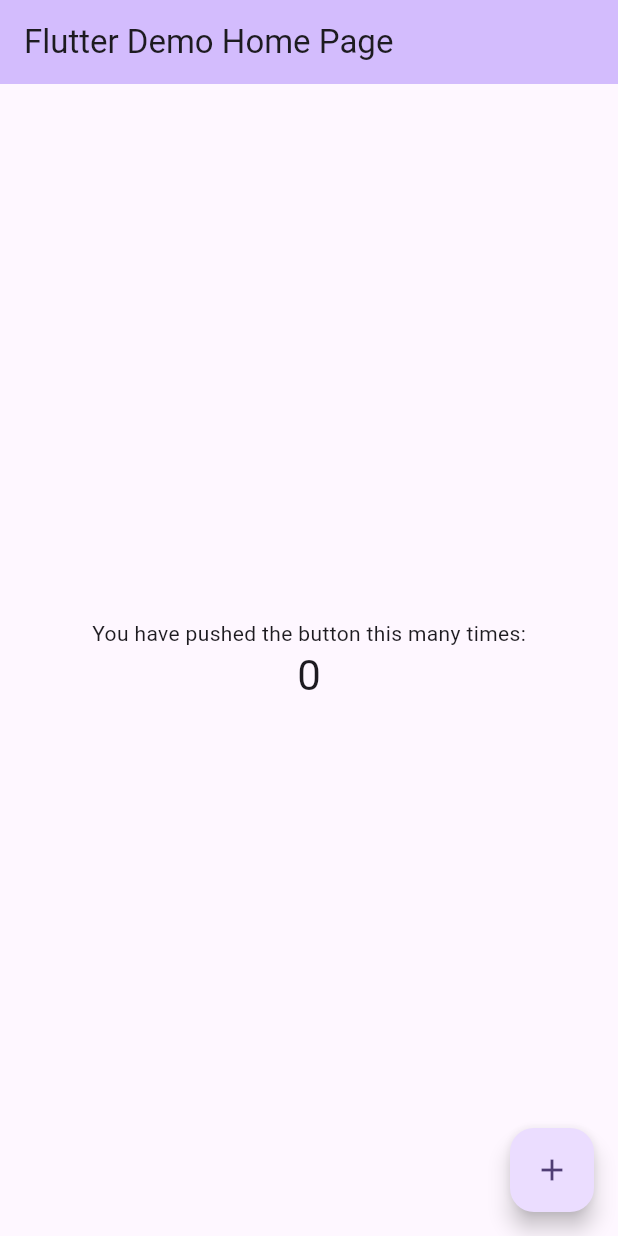
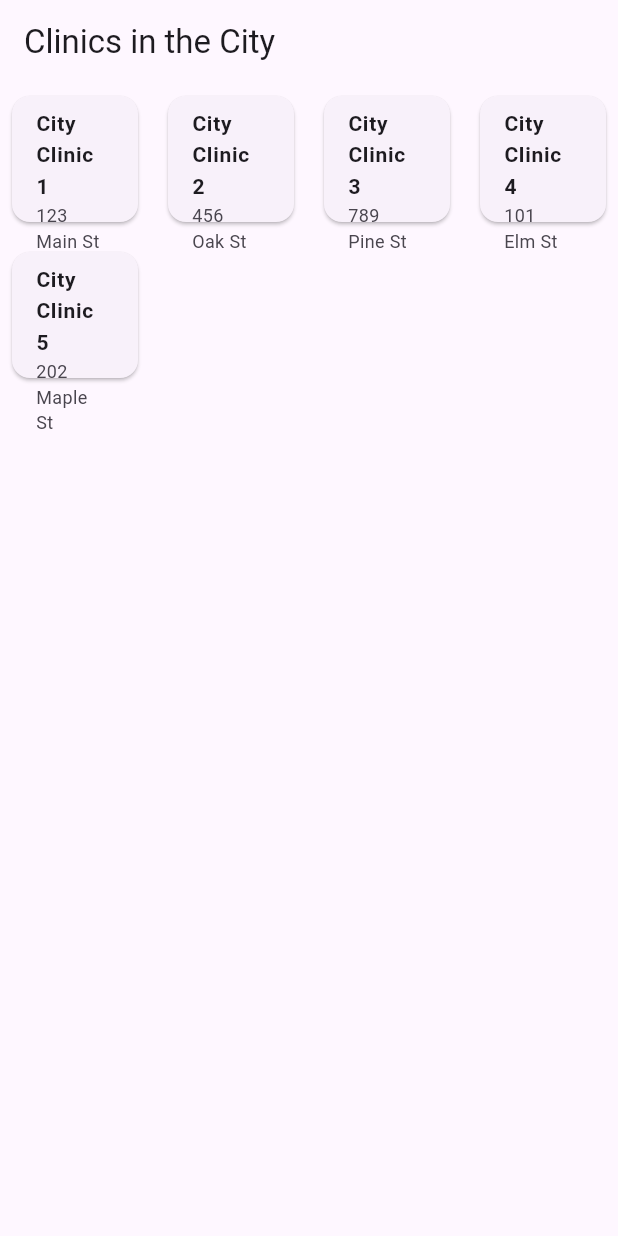
Before and after one commit to rozhiar-tech/healthy_desktop, a Flutter app: the screen it shows after launch, on a phone screen of 412 x 824 dp. Run offline on Flutter 3.47's test engine with Material 3 defaults, Android fonts, the phone set to English and light mode, and no system bars.

Commit message:
added home and clinics

```diff
--- a/lib/main.dart
+++ b/lib/main.dart
@@ -1,4 +1,5 @@
 import 'package:flutter/material.dart';
+import 'package:healthy_desktop/screens/home.dart';
 
 void main() {
   runApp(const MyApp());
@@ -11,115 +12,13 @@ class MyApp extends StatelessWidget {
   @override
   Widget build(BuildContext context) {
     return MaterialApp(
+      debugShowCheckedModeBanner: false,
       title: 'Flutter Demo',
       theme: ThemeData(
-        // This is the theme of your application.
-        //
-        // TRY THIS: Try running your application with "flutter run". You'll see
-        // the application has a blue toolbar. Then, without quitting the app,
-        // try changing the seedColor in the colorScheme below to Colors.green
-        // and then invoke "hot reload" (save your changes or press the "hot
-        // reload" button in a Flutter-supported IDE, or press "r" if you used
-        // the command line to start the app).
-        //
-        // Notice that the counter didn't reset back to zero; the application
-        // state is not lost during the reload. To reset the state, use hot
-        // restart instead.
-        //
-        // This works for code too, not just values: Most code changes can be
-        // tested with just a hot reload.
         colorScheme: ColorScheme.fromSeed(seedColor: Colors.deepPurple),
         useMaterial3: true,
       ),
-      home: const MyHomePage(title: 'Flutter Demo Home Page'),
+      home: const MyHomePage(),
     );
   }
 }
-
-class MyHomePage extends StatefulWidget {
-  const MyHomePage({super.key, required this.title});
-
-  // This widget is the home page of your application. It is stateful, meaning
-  // that it has a State object (defined below) that contains fields that affect
-  // how it looks.
-
-  // This class is the configuration for the state. It holds the values (in this
-  // case the title) provided by the parent (in this case the App widget) and
-  // used by the build method of the State. Fields in a Widget subclass are
-  // always marked "final".
-
-  final String title;
-
-  @override
-  State<MyHomePage> createState() => _MyHomePageState();
-}
-
-class _MyHomePageState extends State<MyHomePage> {
-  int _counter = 0;
-
-  void _incrementCounter() {
-    setState(() {
-      // This call to setState tells the Flutter framework that something has
-      // changed in this State, which causes it to rerun the build method below
-      // so that the display can reflect the updated values. If we changed
-      // _counter without calling setState(), then the build method would not be
-      // called again, and so nothing would appear to happen.
-      _counter++;
-    });
-  }
-
-  @override
-  Widget build(BuildContext context) {
-    // This method is rerun every time setState is called, for instance as done
-    // by the _incrementCounter method above.
-    //
-    // The Flutter framework has been optimized to make rerunning build methods
-    // fast, so that you can just rebuild anything that needs updating rather
-    // than having to individually change instances of widgets.
-    return Scaffold(
-      appBar: AppBar(
-        // TRY THIS: Try changing the color here to a specific color (to
-        // Colors.amber, perhaps?) and trigger a hot reload to see the AppBar
-        // change color while the other colors stay the same.
-        backgroundColor: Theme.of(context).colorScheme.inversePrimary,
-        // Here we take the value from the MyHomePage object that was created by
-        // the App.build method, and use it to set our appbar title.
-        title: Text(widget.title),
-      ),
-      body: Center(
-        // Center is a layout widget. It takes a single child and positions it
-        // in the middle of the parent.
-        child: Column(
-          // Column is also a layout widget. It takes a list of children and
-          // arranges them vertically. By default, it sizes itself to fit its
-          // children horizontally, and tries to be as tall as its parent.
-          //
-          // Column has various properties to control how it sizes itself and
-          // how it positions its children. Here we use mainAxisAlignment to
-          // center the children vertically; the main axis here is the vertical
-          // axis because Columns are vertical (the cross axis would be
-          // horizontal).
-          //
-          // TRY THIS: Invoke "debug painting" (choose the "Toggle Debug Paint"
-          // action in the IDE, or press "p" in the console), to see the
-          // wireframe for each widget.
-          mainAxisAlignment: MainAxisAlignment.center,
-          children: <Widget>[
-            const Text(
-              'You have pushed the button this many times:',
-            ),
-            Text(
-              '$_counter',
-              style: Theme.of(context).textTheme.headlineMedium,
-            ),
-          ],
-        ),
-      ),
-      floatingActionButton: FloatingActionButton(
-        onPressed: _incrementCounter,
-        tooltip: 'Increment',
-        child: const Icon(Icons.add),
-      ), // This trailing comma makes auto-formatting nicer for build methods.
-    );
-  }
-}
--- /dev/null
+++ b/lib/screens/home.dart
@@ -0,0 +1,177 @@
+import 'package:flutter/material.dart';
+
+class MyHomePage extends StatefulWidget {
+  const MyHomePage({Key? key}) : super(key: key);
+
+  @override
+  State<MyHomePage> createState() => _MyHomePageState();
+}
+
+class _MyHomePageState extends State<MyHomePage> {
+  // Dummy data for clinics
+  List<Clinic> clinics = [
+    Clinic(name: 'City Clinic 1', address: '123 Main St', owner: "Rozhiar"),
+    Clinic(name: 'City Clinic 2', address: '456 Oak St', owner: "Azhy"),
+    Clinic(name: 'City Clinic 3', address: '789 Pine St', owner: "Harem"),
+    Clinic(name: 'City Clinic 4', address: '101 Elm St', owner: "Nawzhim"),
+    Clinic(name: 'City Clinic 5', address: '202 Maple St', owner: "Ale"),
+  ];
+
+  @override
+  Widget build(BuildContext context) {
+    return Scaffold(
+      appBar: AppBar(
+        title: const Text('Clinics in the City'),
+      ),
+      body: GridView.builder(
+        gridDelegate: const SliverGridDelegateWithFixedCrossAxisCount(
+          crossAxisCount: 4, // Set the number of columns you want
+          crossAxisSpacing: 4.0, // Adjust the spacing between columns
+          mainAxisSpacing: 4.0, // Adjust the spacing between rows
+          childAspectRatio: 1.0, // Adjust the aspect ratio of each grid item
+        ),
+        itemCount: clinics.length,
+        itemBuilder: (context, index) {
+          return GestureDetector(
+            onTap: () {
+              Navigator.push(
+                context,
+                MaterialPageRoute(
+                  builder: (context) => ClinicDetails(clinic: clinics[index]),
+                ),
+              );
+            },
+            child: ClinicCard(clinic: clinics[index]),
+          );
+        },
+      ),
+    );
+  }
+}
+
+class Clinic {
+  final String name;
+  final String address;
+  final String owner;
+
+  Clinic({required this.name, required this.address, required this.owner});
+}
+
+class ClinicCard extends StatelessWidget {
+  final Clinic clinic;
+
+  ClinicCard({required this.clinic});
+
+  @override
+  Widget build(BuildContext context) {
+    return Card(
+      margin: const EdgeInsets.all(8.0), // Adjust the margin around each card
+      child: ListTile(
+        title: Text(
+          clinic.name,
+          style: const TextStyle(
+            fontSize: 14.0,
+            fontWeight: FontWeight.bold,
+          ), // Adjust the font size and weight of the title
+        ),
+        subtitle: Text(
+          clinic.address,
+          style: const TextStyle(fontSize: 12.0),
+        ),
+        // You can add more details or actions related to each clinic here
+      ),
+    );
+  }
+}
+
+class ClinicDetails extends StatelessWidget {
+  final Clinic clinic;
+
+  ClinicDetails({required this.clinic});
+
+  @override
+  Widget build(BuildContext context) {
+    return Scaffold(
+      appBar: AppBar(
+        title: Text('${clinic.name} Details'),
+      ),
+      body: Padding(
+        padding: const EdgeInsets.all(16.0),
+        child: Column(
+          crossAxisAlignment: CrossAxisAlignment.start,
+          children: [
+            Text('Clinic Name: ${clinic.name}'),
+            Text('Clinic Address: ${clinic.address}'),
+            Text('Clinic Owner: ${clinic.owner}'),
+            const SizedBox(height: 16.0),
+            const Text(
+              'Rugs Information',
+              style: TextStyle(fontSize: 18.0, fontWeight: FontWeight.bold),
+            ),
+            const SizedBox(height: 8.0),
+            Align(
+              alignment: Alignment.centerLeft,
+              child: DataTable(
+                columnSpacing: 290,
+                columns: const [
+                  DataColumn(label: Text('Rug')),
+                  DataColumn(label: Text('Expiry Date')),
+                  DataColumn(label: Text('Buying Price')),
+                  DataColumn(label: Text('Selling Price')),
+                ],
+                rows: [
+                  DataRow(cells: [
+                    const DataCell(Text('Rug 1')),
+                    DataCell(
+                      // Check if the expiry date is expired
+                      isDateExpired('2024-01-02')
+                          ? const Text(
+                              '2024-01-02',
+                              style: TextStyle(
+                                color: Colors.red,
+                                fontWeight: FontWeight.bold,
+                              ),
+                            )
+                          : const Text('2024-01-02'),
+                    ),
+                    const DataCell(Text('\$50')),
+                    const DataCell(Text('\$100')),
+                  ]),
+                  DataRow(cells: [
+                    const DataCell(Text('Rug 2')),
+                    DataCell(
+                      // Check if the expiry date is expired
+                      isDateExpired('2025-06-30')
+                          ? const Text(
+                              '2025-06-30',
+                              style: TextStyle(
+                                color: Colors.red,
+                                fontWeight: FontWeight.bold,
+                              ),
+                            )
+                          : const Text('2025-06-30'),
+                    ),
+                    const DataCell(Text('\$70')),
+                    const DataCell(Text('\$120')),
+                  ]),
+                  // Add more rows as needed
+                ],
+              ),
+            ),
+          ],
+        ),
+      ),
+    );
+  }
+
+  bool isDateExpired(String date) {
+    // Convert the string date to DateTime
+    DateTime expiryDate = DateTime.parse(date);
+
+    // Get the current date
+    DateTime currentDate = DateTime.now();
+
+    // Check if the expiry date is before the current date
+    return expiryDate.isBefore(currentDate);
+  }
+}
```
